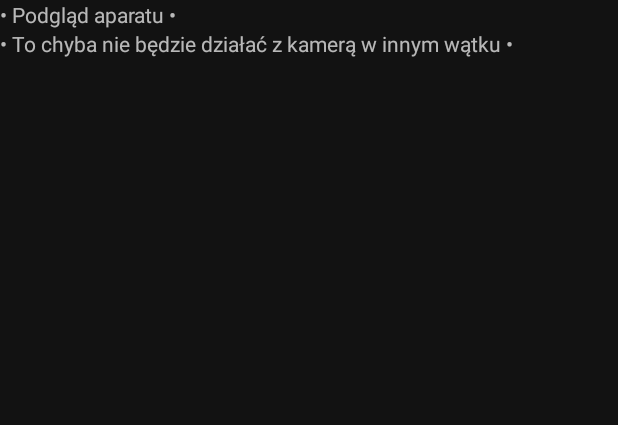
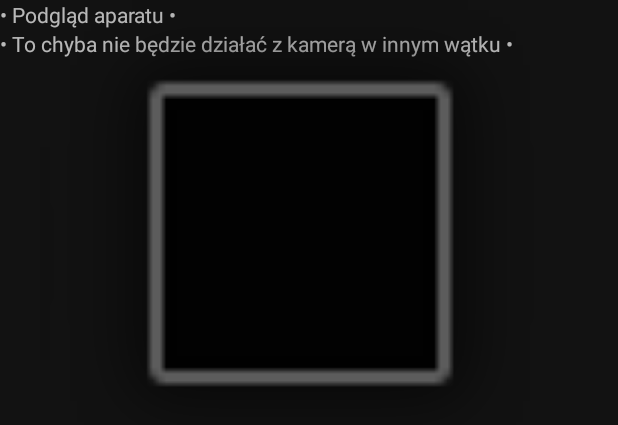
Before and after one commit to Antyradek/pinpolice, an Android app: the layout camera_view.xml on its own in the app's theme, with its tools: preview values and no code run, on a phone screen of 412 x 824 dp. Shown: the top 425 px of the screen. Run offline under Robolectric (Android 15) with nearby library versions, the phone set to English and light mode, and no system bars.

Commit message:
podgląd kamery, odapalnie sieci w osobnym wątku, działający dziwęk
:warning: obraz z jakiegoś powodu jest odwrócony

```diff
--- a/app/src/main/res/layout/camera_view.xml
+++ b/app/src/main/res/layout/camera_view.xml
@@ -21,4 +21,12 @@
         android:text="• To chyba nie będzie działać z kamerą w innym wątku •"
         app:layout_constraintTop_toBottomOf="@+id/textView"
         tools:layout_editor_absoluteX="16dp" />
+
+    <ImageView
+        android:id="@+id/imageView"
+        android:layout_width="400dp"
+        android:layout_height="347dp"
+        app:srcCompat="@android:drawable/alert_dark_frame"
+        tools:layout_editor_absoluteX="5dp"
+        tools:layout_editor_absoluteY="339dp" />
 </android.support.constraint.ConstraintLayout>
```
Also changed, not shown: app/src/main/java/pl/antyradek/pinpolice/CameraService.java (+44 -13 lines), app/src/main/java/pl/antyradek/pinpolice/MainActivity.java (+7 -0 lines).
